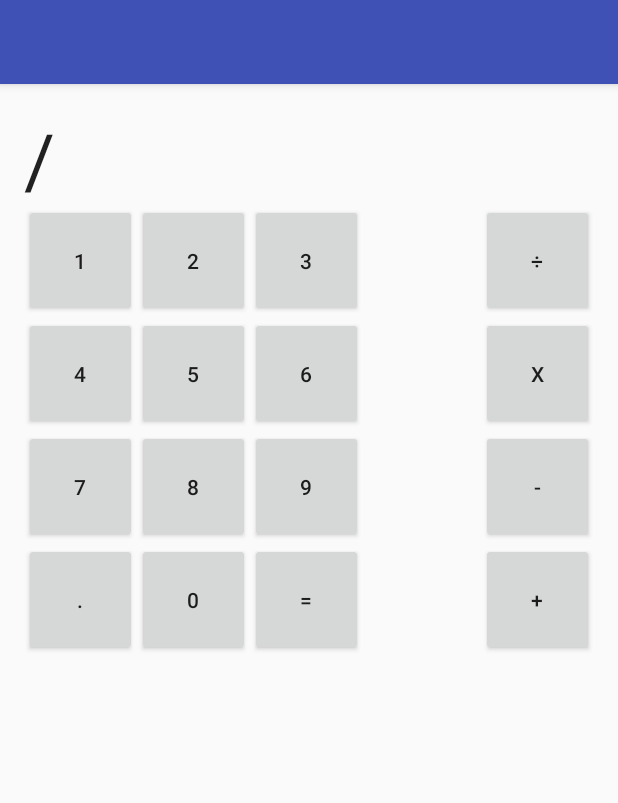
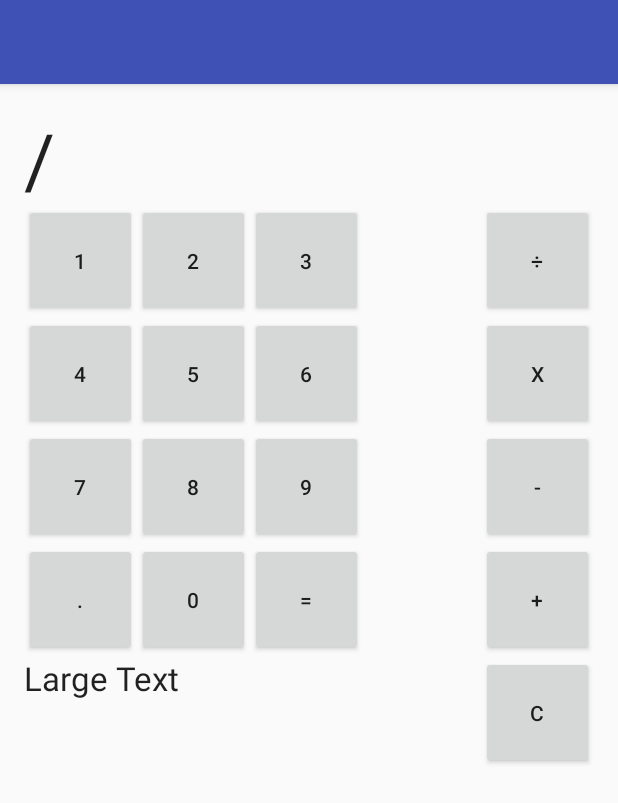
Before and after one commit to ruforavishnu/Cute-Calculator, an Android app: the screen it shows after launch (MainActivity), after a tap on an icon or button, on a phone screen of 412 x 824 dp. Shown: the top 803 px of the screen. Run offline under Robolectric (Android 15) with nearby library versions, the phone set to English and light mode, and no system bars.

Commit message:
calculator working with basic arithmetic

```diff
--- a/app/src/main/java/com/efgh/cutecalculator/MainActivity.java
+++ b/app/src/main/java/com/efgh/cutecalculator/MainActivity.java
@@ -16,6 +16,7 @@ public class MainActivity extends AppCompatActivity
 {
 
     private TextView LCDScreen;
+    private TextView logText;
     @Override
     protected void onCreate(Bundle savedInstanceState)
     {
@@ -23,6 +24,8 @@ public class MainActivity extends AppCompatActivity
         setContentView(R.layout.activity_main);
 
         LCDScreen =(TextView)findViewById(R.id.LCDTextView);
+        logText =(TextView)findViewById(R.id.logText);
+
         LCDScreen.setText("");
 
 
@@ -30,7 +33,12 @@ public class MainActivity extends AppCompatActivity
     }
     public void pushNumber(View view)
     {
+
         String LCDCurrentString = LCDScreen.getText().toString();
+        if(LCDCurrentString.equals("Error"))
+        {
+            return;
+        }
         Button pushedButton = (Button) findViewById(view.getId());
 
         String currentPushValue = pushedButton.getText().toString().trim();
@@ -46,25 +54,34 @@ public class MainActivity extends AppCompatActivity
         LCDScreen.append(currentPushValue);
 
     }
+    public void clearLCD(View view)
+    {
+        LCDScreen.setText("");
+    }
     public void evaluateExpression(View view)
     {
         String expr = LCDScreen.getText().toString().trim();
+        logText.setText(expr);
         Evaluator evaluator = new Evaluator();
 
         try
         {
             String result = evaluator.evaluate(expr);
             Double dResult = Double.parseDouble(result);
+            logText.setText(dResult.toString());
             long lResult = 0l;
 
             if(dResult.equals(Math.ceil(dResult)))
             {
-                String str = dResult.toString();
-                lResult = Long.parseLong(str);
-                result = String.valueOf(lResult);
+                int res = (int)Math.round(dResult);
+                LCDScreen.setText(String.valueOf(res));
 
             }
-            LCDScreen.setText(result);
+            else
+            {
+                LCDScreen.setText(result);
+            }
+
         }
         catch (EvaluationException e)
         {
--- a/app/src/main/res/layout/content_main.xml
+++ b/app/src/main/res/layout/content_main.xml
@@ -131,6 +131,8 @@
         android:layout_alignParentTop="true"
         android:layout_alignParentRight="true"
         android:layout_alignParentEnd="true"
+        android:maxLines="1"
+        android:maxLength="12"
         android:textSize="50sp"/>
 
     <Button
@@ -183,4 +185,24 @@
         android:layout_alignParentEnd="true"
         android:onClick="pushNumber"/>
 
+    <Button
+        android:layout_width="75dp"
+        android:layout_height="75dp"
+        android:text="C"
+        android:id="@+id/button17"
+        android:onClick="clearLCD"
+        android:layout_below="@+id/button16"
+        android:layout_alignParentRight="true"
+        android:layout_alignParentEnd="true"/>
+
+    <TextView
+        android:layout_width="fill_parent"
+        android:layout_height="60dp"
+        android:textAppearance="?android:attr/textAppearanceLarge"
+        android:text="Large Text"
+        android:id="@+id/logText"
+        android:layout_below="@+id/button8"
+        android:layout_toLeftOf="@+id/button17"
+        android:layout_toStartOf="@+id/button17"/>
+
 </RelativeLayout>
```
